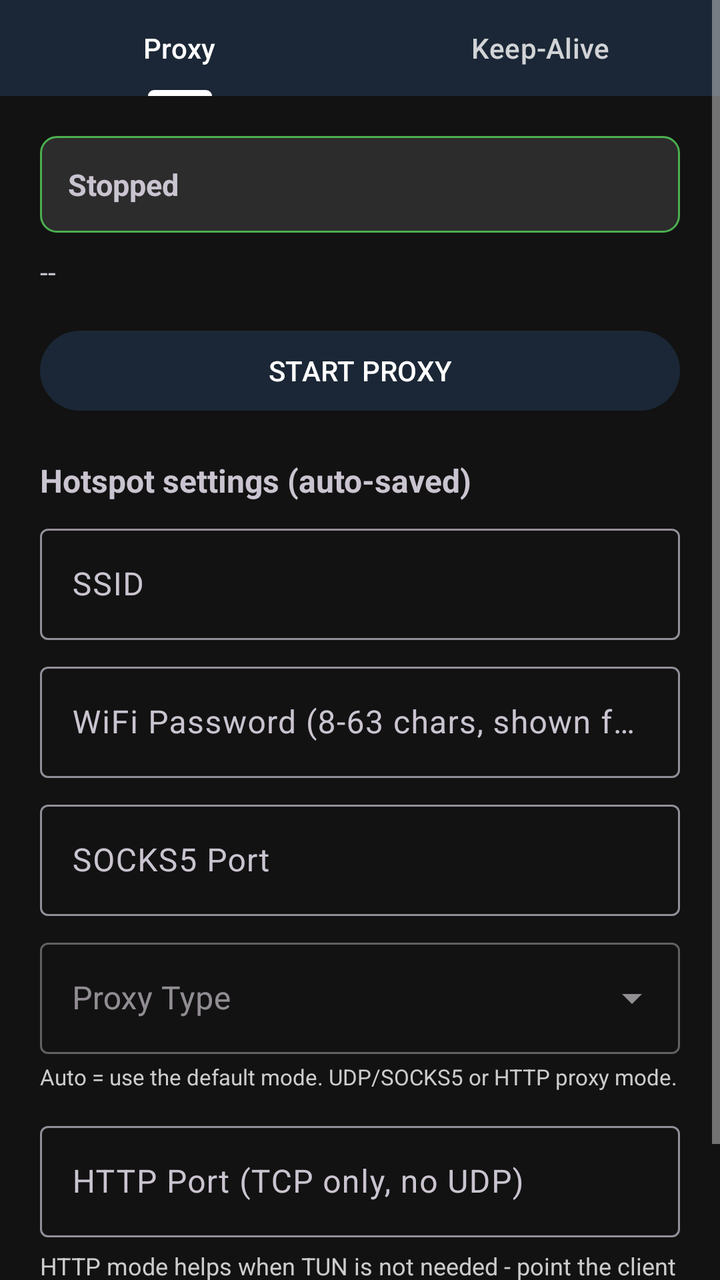
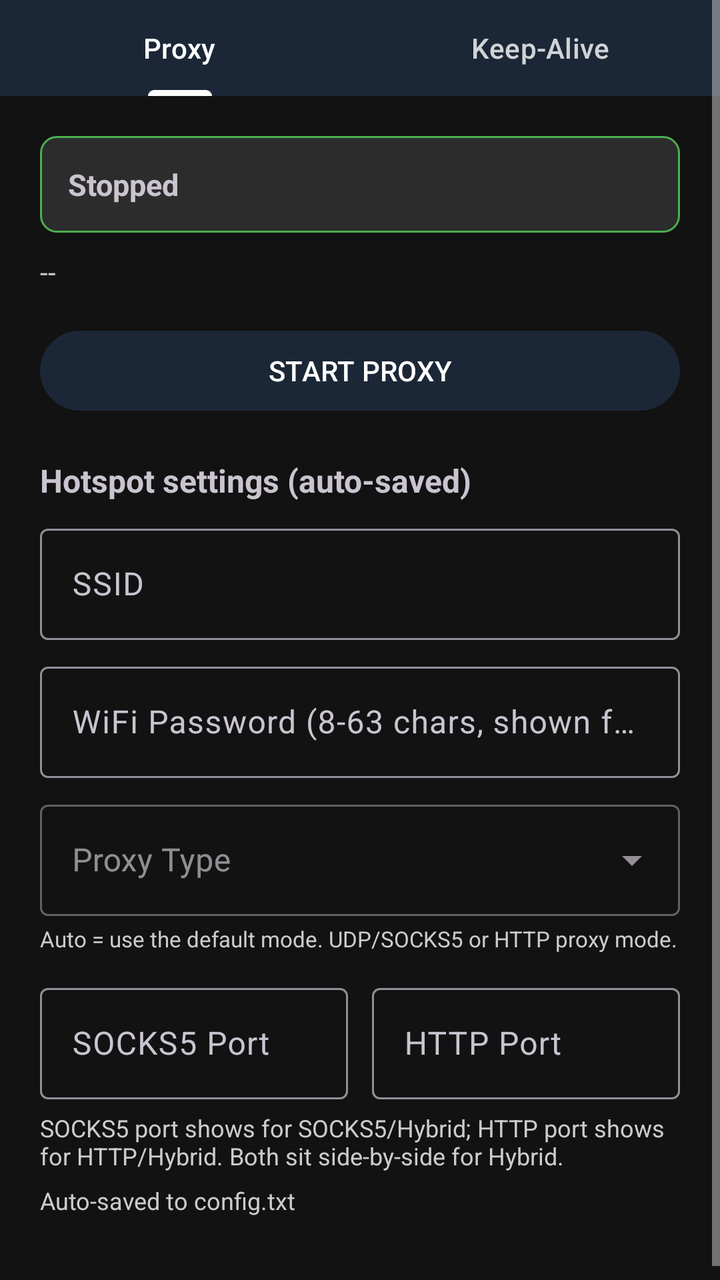

The first picture is an Android layout as it rendered before a commit; the second is the same layout after the commit. The layout source and the unified diff follow.
<!-- AndroidManifest.xml: application theme Theme.Sacram -->
<!-- res/layout/activity_main.xml -->
<?xml version="1.0" encoding="utf-8"?>
<ScrollView xmlns:android="http://schemas.android.com/apk/res/android"
    android:layout_width="match_parent"
    android:layout_height="match_parent"
    android:background="@color/bg"
    android:fillViewport="true">

    <LinearLayout
        android:layout_width="match_parent"
        android:layout_height="wrap_content"
        android:orientation="vertical">

        <com.google.android.material.tabs.TabLayout
            android:id="@+id/tabLayout"
            android:layout_width="match_parent"
            android:layout_height="wrap_content"
            android:background="@color/primary"
            app:tabIndicatorColor="@color/on_primary"
            app:tabSelectedTextColor="@color/on_primary"
            app:tabTextColor="#CCFFFFFF"
            xmlns:app="http://schemas.android.com/apk/res-auto">

            <com.google.android.material.tabs.TabItem
                android:layout_width="wrap_content"
                android:layout_height="wrap_content"
                android:text="Proxy" />

            <com.google.android.material.tabs.TabItem
                android:layout_width="wrap_content"
                android:layout_height="wrap_content"
                android:text="Keep-Alive" />
        </com.google.android.material.tabs.TabLayout>

        
        <LinearLayout
            android:id="@+id/tabProxy"
            android:layout_width="match_parent"
            android:layout_height="wrap_content"
            android:orientation="vertical"
            android:padding="20dp">

            <TextView
                android:id="@+id/tvStatus"
                android:layout_width="match_parent"
                android:layout_height="wrap_content"
                android:background="@drawable/bg_status"
                android:padding="14dp"
                android:text="Stopped"
                android:textIsSelectable="true"
                android:textSize="15sp"
                android:textStyle="bold" />

            <TextView
                android:id="@+id/tvInfo"
                android:layout_width="match_parent"
                android:layout_height="wrap_content"
                android:layout_marginTop="10dp"
                android:text="--"
                android:textIsSelectable="true"
                android:textSize="14sp" />

            <Button
                android:id="@+id/btnToggle"
                android:layout_width="match_parent"
                android:layout_height="wrap_content"
                android:layout_marginTop="16dp"
                android:text="START PROXY" />

            <TextView
                android:layout_width="match_parent"
                android:layout_height="wrap_content"
                android:layout_marginTop="20dp"
                android:text="Hotspot settings (auto-saved)"
                android:textSize="16sp"
                android:textStyle="bold" />

            <com.google.android.material.textfield.TextInputLayout
                android:id="@+id/tilSsid"
                android:layout_width="match_parent"
                android:layout_height="wrap_content"
                android:layout_marginTop="8dp"
                android:hint="SSID">

                <com.google.android.material.textfield.TextInputEditText
                    android:id="@+id/etSsid"
                    android:layout_width="match_parent"
                    android:layout_height="wrap_content"
                    android:inputType="text" />
            </com.google.android.material.textfield.TextInputLayout>

            <com.google.android.material.textfield.TextInputLayout
                android:id="@+id/tilPass"
                android:layout_width="match_parent"
                android:layout_height="wrap_content"
                android:layout_marginTop="8dp"
                android:hint="WiFi Password (8-63 chars, shown for clients to see)">

                <com.google.android.material.textfield.TextInputEditText
                    android:id="@+id/etPass"
                    android:layout_width="match_parent"
                    android:layout_height="wrap_content"
                    android:inputType="text"
                    android:textIsSelectable="true" />
            </com.google.android.material.textfield.TextInputLayout>

            <com.google.android.material.textfield.TextInputLayout
                android:id="@+id/tilPort"
                android:layout_width="match_parent"
                android:layout_height="wrap_content"
                android:layout_marginTop="8dp"
                android:hint="SOCKS5 Port">

                <com.google.android.material.textfield.TextInputEditText
                    android:id="@+id/etPort"
                    android:layout_width="match_parent"
                    android:layout_height="wrap_content"
                    android:inputType="number" />
            </com.google.android.material.textfield.TextInputLayout>

            <com.google.android.material.textfield.TextInputLayout
                android:id="@+id/tilProxyType"
                android:layout_width="match_parent"
                android:layout_height="wrap_content"
                android:layout_marginTop="8dp"
                android:hint="Proxy Type"
                style="@style/Widget.MaterialComponents.TextInputLayout.OutlinedBox.ExposedDropdownMenu">

                <AutoCompleteTextView
                    android:id="@+id/etProxyType"
                    android:layout_width="match_parent"
                    android:layout_height="wrap_content"
                    android:inputType="none"
                    android:focusable="false"
                    android:clickable="true" />
            </com.google.android.material.textfield.TextInputLayout>

            <TextView
                android:layout_width="match_parent"
                android:layout_height="wrap_content"
                android:layout_marginTop="4dp"
                android:layout_marginBottom="4dp"
                android:text="Auto = use the default mode. UDP/SOCKS5 or HTTP proxy mode."
                android:textColor="@color/text_secondary"
                android:textSize="11sp" />

            <com.google.android.material.textfield.TextInputLayout
                android:id="@+id/tilHttpPort"
                android:layout_width="match_parent"
                android:layout_height="wrap_content"
                android:layout_marginTop="8dp"
                android:hint="HTTP Port (TCP only, no UDP)">

                <com.google.android.material.textfield.TextInputEditText
                    android:id="@+id/etHttpPort"
                    android:layout_width="match_parent"
                    android:layout_height="wrap_content"
                    android:inputType="number" />
            </com.google.android.material.textfield.TextInputLayout>

            <TextView
                android:layout_width="match_parent"
                android:layout_height="wrap_content"
                android:layout_marginTop="6dp"
                android:text="HTTP mode helps when TUN is not needed - point the client at http://192.168.49.1:8282"
                android:textSize="12sp"
                android:textColor="@color/text_secondary"
                android:textIsSelectable="true" />

            <TextView
                android:id="@+id/tvSaved"
                android:layout_width="match_parent"
                android:layout_height="wrap_content"
                android:layout_marginTop="6dp"
                android:textColor="@color/text_secondary"
                android:textSize="12sp"
                android:text="Auto-saved to config.txt" />

            <TextView
                android:id="@+id/tvConfigPath"
                android:layout_width="match_parent"
                android:layout_height="wrap_content"
                android:layout_marginTop="4dp"
                android:textColor="@color/text_secondary"
                android:textIsSelectable="true"
                android:textSize="11sp" />

        </LinearLayout>

        
        <LinearLayout
            android:id="@+id/tabKeepalive"
            android:layout_width="match_parent"
            android:layout_height="wrap_content"
            android:orientation="vertical"
            android:padding="20dp"
            android:visibility="gone">

            <TextView
                android:layout_width="match_parent"
                android:layout_height="wrap_content"
                android:text="Keep Sacram alive on aggressive battery savers"
                android:textSize="16sp"
                android:textStyle="bold" />

            <Button
                android:id="@+id/btnBattery"
                android:layout_width="match_parent"
                android:layout_height="wrap_content"
                android:layout_marginTop="12dp"
                android:text="REQUEST BATTERY EXEMPTION" />

            <Button
                android:id="@+id/btnAutostart"
                android:layout_width="match_parent"
                android:layout_height="wrap_content"
                android:layout_marginTop="8dp"
                android:text="AUTOSTART SETTINGS" />

            <Button
                android:id="@+id/btnWiki"
                android:layout_width="match_parent"
                android:layout_height="wrap_content"
                android:layout_marginTop="8dp"
                android:text="OPEN SETUP GUIDE (WIKI)" />

            <TextView
                android:layout_width="match_parent"
                android:layout_height="wrap_content"
                android:layout_marginTop="24dp"
                android:text="Network keep-alive ping"
                android:textSize="16sp"
                android:textStyle="bold" />

            <TextView
                android:layout_width="match_parent"
                android:layout_height="wrap_content"
                android:layout_marginTop="4dp"
                android:text="While the proxy runs, Sacram pings the URL below on an interval so the OS sees traffic and is less likely to idle or kill it. Edit and start/restart the proxy to apply."
                android:textColor="@color/text_secondary"
                android:textSize="12sp" />

            <com.google.android.material.textfield.TextInputLayout
                android:id="@+id/tilKeepaliveUrl"
                android:layout_width="match_parent"
                android:layout_height="wrap_content"
                android:layout_marginTop="8dp"
                android:hint="Keep-Alive URL (pre-listed site)">

                <com.google.android.material.textfield.TextInputEditText
                    android:id="@+id/etKeepaliveUrl"
                    android:layout_width="match_parent"
                    android:layout_height="wrap_content"
                    android:inputType="textUri" />
            </com.google.android.material.textfield.TextInputLayout>

            <com.google.android.material.textfield.TextInputLayout
                android:id="@+id/tilKeepaliveInterval"
                android:layout_width="match_parent"
                android:layout_height="wrap_content"
                android:layout_marginTop="8dp"
                android:hint="Ping interval (seconds, min 15)">

                <com.google.android.material.textfield.TextInputEditText
                    android:id="@+id/etKeepaliveInterval"
                    android:layout_width="match_parent"
                    android:layout_height="wrap_content"
                    android:inputType="number" />
            </com.google.android.material.textfield.TextInputLayout>

            <com.google.android.material.textfield.TextInputLayout
                android:id="@+id/tilWifiRestore"
                android:layout_width="match_parent"
                android:layout_height="wrap_content"
                android:layout_marginTop="8dp"
                android:hint="Auto-restore WiFi after (minutes, 0 = off)">

                <com.google.android.material.textfield.TextInputEditText
                    android:id="@+id/etWifiRestore"
                    android:layout_width="match_parent"
                    android:layout_height="wrap_content"
                    android:inputType="number" />
            </com.google.android.material.textfield.TextInputLayout>

            <TextView
                android:layout_width="match_parent"
                android:layout_height="wrap_content"
                android:layout_marginTop="4dp"
                android:text="If the WiFi radio turns off while the proxy runs, Sacram waits this many minutes then turns it back on and rebuilds the hotspot. Set 0 to disable. It does not distinguish who turned WiFi off - stopping the proxy also stops this."
                android:textColor="@color/text_secondary"
                android:textSize="12sp" />

            <TextView
                android:layout_width="match_parent"
                android:layout_height="wrap_content"
                android:layout_marginTop="24dp"
                android:text="@string/help"
                android:textIsSelectable="true"
                android:textSize="13sp" />

        </LinearLayout>

    </LinearLayout>
</ScrollView>
<!-- resources referenced by this layout -->
<resources>
  <color name="bg">#121212</color>
  <color name="on_primary">#FFFFFF</color>
  <color name="primary">#1B2736</color>
  <color name="text_secondary">#CCCCCC</color>
  <!-- drawable bg_status (drawable) -->
  <?xml version="1.0" encoding="utf-8"?>
  <shape xmlns:android="http://schemas.android.com/apk/res/android">
      <solid android:color="#2C2C2C" />
      <stroke android:width="1dp" android:color="#4CAF50" />
      <corners android:radius="8dp" />
  </shape>
  <string name="help">Full setup guide, PC client config and troubleshooting are on the
  GitHub Wiki: github.com/SynacNipo/Sacram/wiki
  
  Short version:
  1. START proxy - the app becomes a WiFi Direct hotspot.
  2. Connect your PC/device to the SSID shown on screen.
  3. On the PC use a TUN-mode client (mihomo / Clash Verge Rev)
     pointing to socks5 address shown above - TUN is required for
     systemwide TCP + UDP (games, DNS, UDP apps).</string>
  <style name="Theme.Sacram" parent="Theme.Material3.Dark.NoActionBar">
          <item name="colorPrimary">@color/primary</item>
          <item name="colorOnPrimary">@color/on_primary</item>
          <item name="colorSecondary">@color/primary</item>
          <item name="android:windowBackground">@color/bg</item>
          <item name="android:colorBackground">@color/bg</item>
          <item name="android:textColorPrimary">@color/text_primary</item>
          <item name="android:textColorSecondary">@color/text_secondary</item>
      </style>
  <color name="text_primary">#FFFFFF</color>
</resources>

<!-- the commit's change to res/layout/activity_main.xml (unified diff, before → after) -->
@@ -104,20 +104,6 @@
             </com.google.android.material.textfield.TextInputLayout>
 
             <com.google.android.material.textfield.TextInputLayout
-                android:id="@+id/tilPort"
-                android:layout_width="match_parent"
-                android:layout_height="wrap_content"
-                android:layout_marginTop="8dp"
-                android:hint="SOCKS5 Port">
-
-                <com.google.android.material.textfield.TextInputEditText
-                    android:id="@+id/etPort"
-                    android:layout_width="match_parent"
-                    android:layout_height="wrap_content"
-                    android:inputType="number" />
-            </com.google.android.material.textfield.TextInputLayout>
-
-            <com.google.android.material.textfield.TextInputLayout
                 android:id="@+id/tilProxyType"
                 android:layout_width="match_parent"
                 android:layout_height="wrap_content"
@@ -143,25 +129,50 @@
                 android:textColor="@color/text_secondary"
                 android:textSize="11sp" />
 
-            <com.google.android.material.textfield.TextInputLayout
-                android:id="@+id/tilHttpPort"
-                android:layout_width="match_parent"
-                android:layout_height="wrap_content"
-                android:layout_marginTop="8dp"
-                android:hint="HTTP Port (TCP only, no UDP)">
-
-                <com.google.android.material.textfield.TextInputEditText
-                    android:id="@+id/etHttpPort"
-                    android:layout_width="match_parent"
-                    android:layout_height="wrap_content"
-                    android:inputType="number" />
-            </com.google.android.material.textfield.TextInputLayout>
+            <LinearLayout
+                android:id="@+id/portRow"
+                android:layout_width="match_parent"
+                android:layout_height="wrap_content"
+                android:layout_marginTop="8dp"
+                android:orientation="horizontal"
+                android:weightSum="2">
+
+                <com.google.android.material.textfield.TextInputLayout
+                    android:id="@+id/tilPort"
+                    android:layout_width="0dp"
+                    android:layout_height="wrap_content"
+                    android:layout_marginEnd="6dp"
+                    android:layout_weight="1"
+                    android:hint="SOCKS5 Port">
+
+                    <com.google.android.material.textfield.TextInputEditText
+                        android:id="@+id/etPort"
+                        android:layout_width="match_parent"
+                        android:layout_height="wrap_content"
+                        android:inputType="number" />
+                </com.google.android.material.textfield.TextInputLayout>
+
+                <com.google.android.material.textfield.TextInputLayout
+                    android:id="@+id/tilHttpPort"
+                    android:layout_width="0dp"
+                    android:layout_height="wrap_content"
+                    android:layout_marginStart="6dp"
+                    android:layout_weight="1"
+                    android:hint="HTTP Port">
+
+                    <com.google.android.material.textfield.TextInputEditText
+                        android:id="@+id/etHttpPort"
+                        android:layout_width="match_parent"
+                        android:layout_height="wrap_content"
+                        android:inputType="number" />
+                </com.google.android.material.textfield.TextInputLayout>
+            </LinearLayout>
 
             <TextView
                 android:layout_width="match_parent"
                 android:layout_height="wrap_content"
                 android:layout_marginTop="6dp"
-                android:text="HTTP mode helps when TUN is not needed - point the client at http://192.168.49.1:8282"
+                android:text="SOCKS5 port shows for SOCKS5/Hybrid; HTTP port shows for HTTP/Hybrid. Both sit side-by-side for Hybrid."
                 android:textSize="12sp"
                 android:textColor="@color/text_secondary"
                 android:textIsSelectable="true" />
